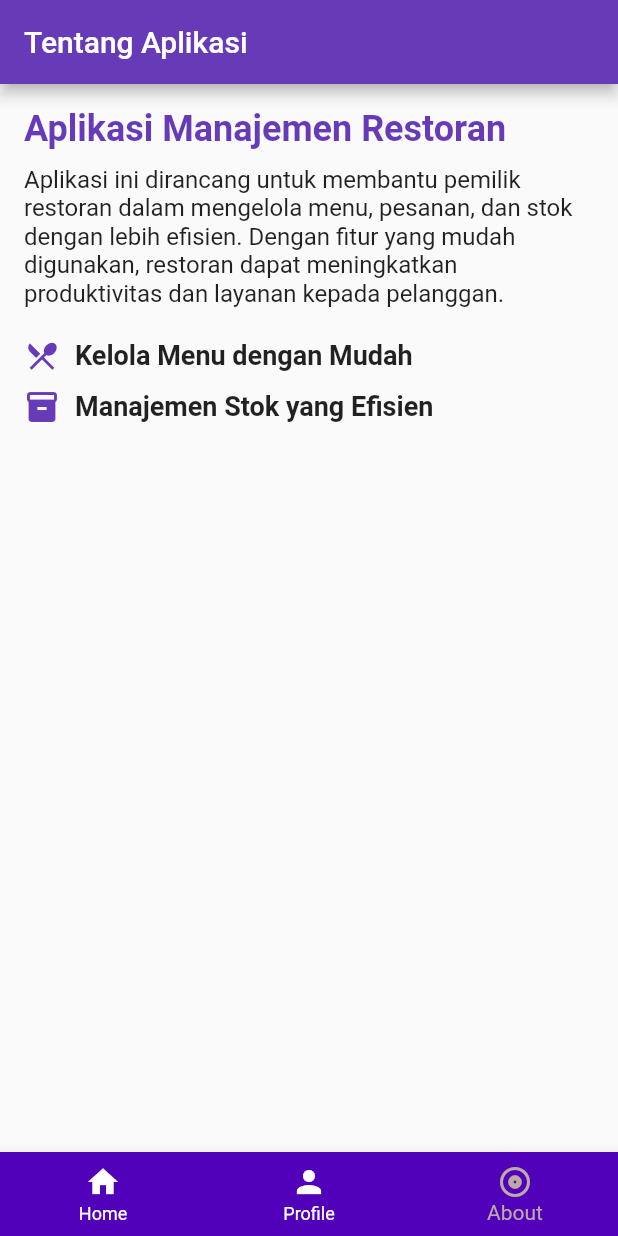
After one commit to kibointhehouse/tubes_andoid, a Flutter app: the DynamicBottomNavBar screen opened directly, item 3 of the bottom bar chosen, on a phone screen of 412 x 824 dp. The commit adds this screen. Run offline on Flutter 3.47's test engine with Material 3 defaults, Android fonts, the phone set to English and light mode, and no system bars; our stand-ins replace dio, shared_preferences; accounts and stored records are empty.

Commit message:
add botnav

```diff
--- a/tubes_android/lib/main.dart
+++ b/tubes_android/lib/main.dart
@@ -1,6 +1,6 @@
 import 'package:tubes_android/view/screen/login_page.dart';
 import 'package:flutter/material.dart';
-// import 'view/screen/home_page.dart';
+// import 'package:tubes_android/view/screen/home_page.dart';
 
 void main() {
   runApp(const MyApp());
--- /dev/null
+++ b/tubes_android/lib/view/screen/about_page.dart
@@ -0,0 +1,61 @@
+import 'package:flutter/material.dart';
+import 'package:shared_preferences/shared_preferences.dart';
+
+class About extends StatelessWidget {
+  const About({super.key});
+
+  @override
+  Widget build(BuildContext context) {
+    return Scaffold(
+      appBar: AppBar(
+        title: const Text('Tentang Aplikasi'),
+        backgroundColor: Colors.deepPurple,
+      ),
+      body: Padding(
+        padding: const EdgeInsets.all(16.0),
+        child: Column(
+          crossAxisAlignment: CrossAxisAlignment.start,
+          children: [
+            const Text(
+              'Aplikasi Manajemen Restoran',
+              style: TextStyle(
+                fontSize: 24,
+                fontWeight: FontWeight.bold,
+                color: Colors.deepPurple,
+              ),
+            ),
+            const SizedBox(height: 10),
+            const Text(
+              'Aplikasi ini dirancang untuk membantu pemilik restoran dalam mengelola menu, pesanan, dan stok dengan lebih efisien. '
+              'Dengan fitur yang mudah digunakan, restoran dapat meningkatkan produktivitas dan layanan kepada pelanggan.',
+              style: TextStyle(fontSize: 16),
+            ),
+            const SizedBox(height: 20),
+            Row(
+              children: const [
+                Icon(Icons.restaurant_menu, color: Colors.deepPurple),
+                SizedBox(width: 10),
+                Text(
+                  'Kelola Menu dengan Mudah',
+                  style: TextStyle(fontSize: 18, fontWeight: FontWeight.bold),
+                ),
+              ],
+            ),
+            const SizedBox(height: 10),
+            Row(
+              children: const [
+                Icon(Icons.inventory, color: Colors.deepPurple),
+                SizedBox(width: 10),
+                Text(
+                  'Manajemen Stok yang Efisien',
+                  style: TextStyle(fontSize: 18, fontWeight: FontWeight.bold),
+                ),
+              ],
+            ),
+            const SizedBox(height: 20),
+          ],
+        ),
+      ),
+    );
+  }
+}
--- a/tubes_android/lib/view/screen/botnav.dart
+++ b/tubes_android/lib/view/screen/botnav.dart
@@ -1,27 +1,28 @@
+import 'package:tubes_android/view/screen/about_page.dart';
 import 'package:tubes_android/view/screen/home_page.dart';
 import 'package:flutter/material.dart';
 import 'profile.dart'; // Tambahkan file untuk halaman kedua
 
-class BottomNavbar extends StatefulWidget {
-  // const DynamicBottomNavBar({super.key});
+class DynamicBottomNavBar extends StatefulWidget {
+  const DynamicBottomNavBar({super.key});
 
   @override
-  _BottomNavbarState createState() => _BottomNavbarState();
+  _BottomNavBar createState() => _BottomNavBar();
 }
 
-class _BottomNavbarState extends State<BottomNavbar> {
+class _BottomNavBar extends State<DynamicBottomNavBar> {
   int _currentPageIndex = 0; // Menyimpan indeks halaman aktif
 
   // Daftar halaman yang terhubung dengan BotNav
   final List<Widget> _pages = <Widget>[
-    HomePage(), // Halaman Home
-    Profile(), // Halaman profile
+    const HomePage(), // Halaman Home
+    const Profile(), // Halaman Kelola Data
+    const About(), // Halaman Kelola Data
   ];
 
   void onTabTapped(int index) {
     setState(() {
-      _currentPageIndex =
-          index; // Ubah halaman aktif berdasarkan tab yang ditekan
+      _currentPageIndex = index; // Ubah halaman aktif berdasarkan tab yang ditekan
     });
   }
 
@@ -38,15 +39,15 @@ class _BottomNavbarState extends State<BottomNavbar> {
             label: 'Home', // Label Home
           ),
           BottomNavigationBarItem(
-            icon: Icon(Icons.person_off_outlined), // Ikon
-            label: 'Profile', // Label Kelola Data
+            icon: Icon(Icons.person), // Ikon
+            label: 'Profile', // Label profile
           ),
           BottomNavigationBarItem(
-            icon: Icon(Icons.person_off_outlined), // Ikon
+            icon: Icon(Icons.album_outlined), // Ikon
             label: 'About', // Label Kelola Data
           ),
         ],
-        backgroundColor: Colors.pink, // Warna latar BotNav
+        backgroundColor: const Color.fromARGB(255, 81, 1, 185), // Warna latar BotNav
         selectedItemColor: Colors.brown[200], // Warna item aktif
         unselectedItemColor: Colors.white, // Warna item tidak aktif
       ),
--- a/tubes_android/lib/view/screen/home_page.dart
+++ b/tubes_android/lib/view/screen/home_page.dart
@@ -4,7 +4,7 @@ import 'package:tubes_android/view/screen/login_page.dart';
 import 'package:shared_preferences/shared_preferences.dart';
 
 class HomePage extends StatefulWidget {
-  // const HomePage({super.key});
+  const HomePage({super.key});
 
   @override
   State<HomePage> createState() => _HomePageState();
@@ -193,6 +193,7 @@ class _HomePageState extends State<HomePage> {
     );
   }
 
+// LOGOUT
   void _showLogoutConfirmationDialog(BuildContext context) {
     showDialog(
       context: context,
--- a/tubes_android/lib/view/screen/login_page.dart
+++ b/tubes_android/lib/view/screen/login_page.dart
@@ -1,6 +1,8 @@
+import 'package:shared_preferences/shared_preferences.dart';
 import 'package:tubes_android/model/login_model.dart';
 import 'package:tubes_android/services/api_services.dart';
 import 'package:tubes_android/services/auth_manager.dart';
+import 'package:tubes_android/view/screen/botnav.dart';
 import 'package:tubes_android/view/screen/home_page.dart';
 import 'package:flutter/material.dart';
 
@@ -15,6 +17,9 @@ class _LoginPageState extends State<LoginPage> {
   final _usernameController = TextEditingController();
   final _passwordController = TextEditingController();
 
+//variabel
+  late SharedPreferences loginData;
+  late bool newUser;
   final ApiServices _dataService = ApiServices();
 
   @override
@@ -29,7 +34,7 @@ class _LoginPageState extends State<LoginPage> {
       Navigator.pushAndRemoveUntil(
         context,
         MaterialPageRoute(
-          builder: (context) => HomePage(),
+          builder: (context) => const DynamicBottomNavBar(),
         ),
         (route) => false,
       );
@@ -92,7 +97,7 @@ class _LoginPageState extends State<LoginPage> {
                   ),
                   const SizedBox(height: 10),
                   const Text(
-                    'Welcome back!',
+                    'Manajemen Menu Restoran',
                     style: TextStyle(
                       fontSize: 16,
                       color: Colors.grey,
@@ -160,7 +165,7 @@ class _LoginPageState extends State<LoginPage> {
                           Navigator.pushAndRemoveUntil(
                             context,
                             MaterialPageRoute(
-                              builder: (context) => HomePage(),
+                              builder: (context) => const DynamicBottomNavBar(),
                             ),
                             (route) => false,
                           );
--- a/tubes_android/lib/view/screen/profile.dart
+++ b/tubes_android/lib/view/screen/profile.dart
@@ -1,4 +1,5 @@
 import 'package:flutter/material.dart';
+// import 'package:shared_preferences/shared_preferences.dart';
 
 class Profile extends StatelessWidget {
   const Profile({super.key});
--- a/tubes_android/pubspec.yaml
+++ b/tubes_android/pubspec.yaml
@@ -10,7 +10,7 @@ dependencies:
   flutter:
     sdk: flutter
   dio: ^5.7.0
-  shared_preferences: ^2.3.5
+  shared_preferences: ^2.5.1
 
 dev_dependencies:
   flutter_test:
```
